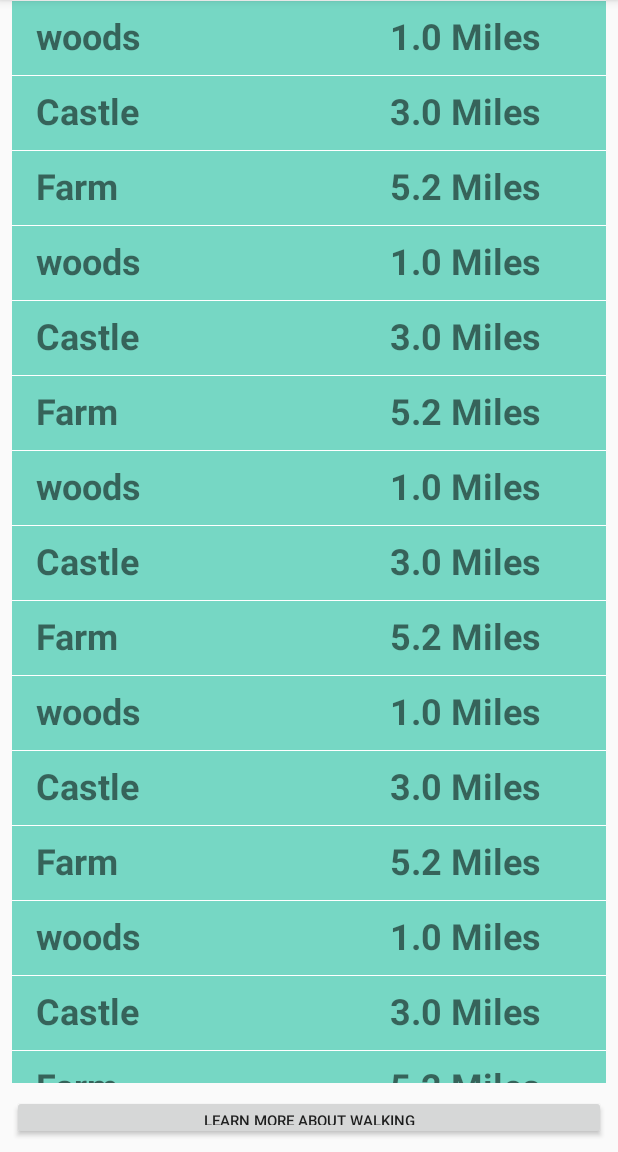
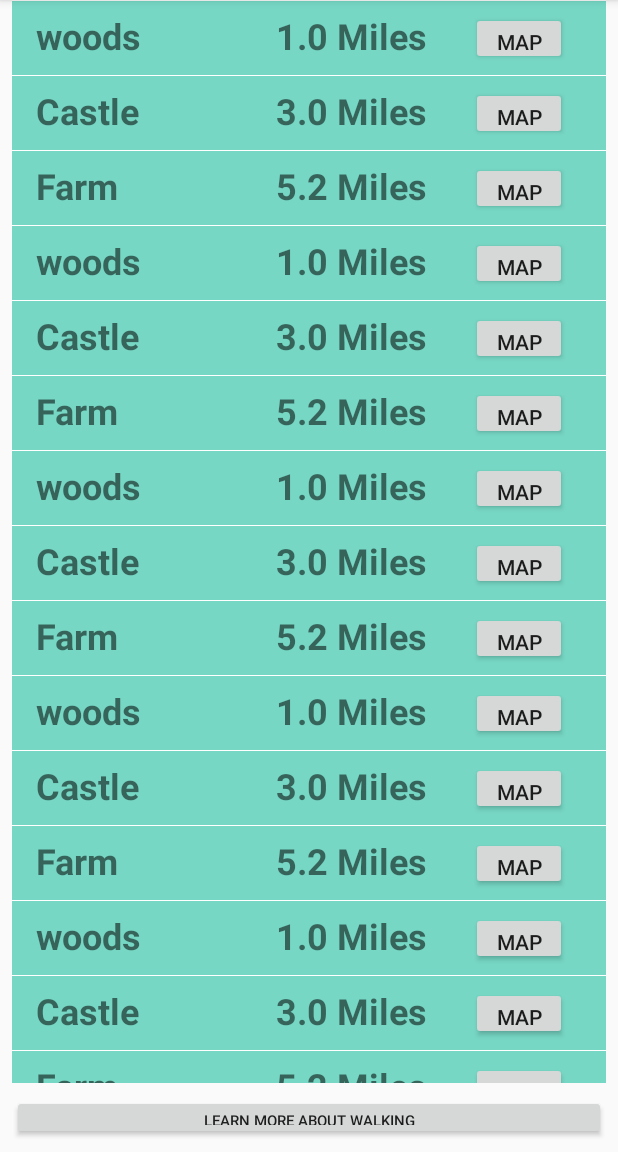
Before and after one commit to RJLgit/PracticeWalkingAPP, an Android app: the screen it shows after launch (MainActivity), on a phone screen of 412 x 824 dp, the part 84-1236 px from its top. Run offline under Robolectric (Android 15) with nearby library versions, the phone set to English and light mode, and no system bars.

Commit message:
Added first attempt at map button

```diff
--- a/app/src/main/java/com/example/android/practicewalkingapp/DummyData.java
+++ b/app/src/main/java/com/example/android/practicewalkingapp/DummyData.java
@@ -12,6 +12,7 @@ public class DummyData {
         // public static HashMap<String, Integer> walks;
         private static ArrayList<String> walks;
         private static ArrayList<Double> distances;
+        private static ArrayList<String> addresses;
         /**
          public static void populateMap() {
          walks = new HashMap<String, Integer>();
@@ -86,6 +87,30 @@ public class DummyData {
             distances.add(5.2);
             return distances;
         }
+
+        public static ArrayList<String> getAddresses() {
+            addresses = new ArrayList<String>();
+            addresses.add("Boston, UK");
+            addresses.add("Alnwick, UK");
+            addresses.add("1600 Pennsylvania Ave NW, Washington, DC 20500, USA");
+            addresses.add("Boston, UK");
+            addresses.add("Alnwick, UK");
+            addresses.add("Brighton, UK");
+            addresses.add("Boston, UK");
+            addresses.add("Alnwick, UK");
+            addresses.add("Brighton, UK");
+            addresses.add("Boston, UK");
+            addresses.add("Alnwick, UK");
+            addresses.add("Brighton, UK");
+            addresses.add("Boston, UK");
+            addresses.add("Alnwick, UK");
+            addresses.add("Brighton, UK");
+            addresses.add("Boston, UK");
+            addresses.add("Alnwick, UK");
+            addresses.add("Brighton, UK");
+            return addresses;
+
+        }
 /**
  public static HashMap<String, Integer> getAllData() {
  walks = new HashMap<String, Integer>();
--- a/app/src/main/java/com/example/android/practicewalkingapp/MainActivity.java
+++ b/app/src/main/java/com/example/android/practicewalkingapp/MainActivity.java
@@ -15,12 +15,15 @@ import android.view.MenuItem;
 import android.view.View;
 import android.widget.Button;
 
+import java.util.ArrayList;
+
 public class MainActivity extends AppCompatActivity implements MyAdapter.ListItemClickListener, SharedPreferences.OnSharedPreferenceChangeListener {
 
     private static final int NUM_OF_ITEMS = 18;
     private MyAdapter myAdapter;
     private RecyclerView mWalksList;
     private Button learnMoreButton;
+    private Button mapButton;
 
     @Override
     public void onSharedPreferenceChanged(SharedPreferences sharedPreferences, String s) {
@@ -134,6 +137,9 @@ public class MainActivity extends AppCompatActivity implements MyAdapter.ListIte
         myAdapter = new MyAdapter(this,this);
 
         mWalksList.setAdapter(myAdapter);
+
+
+
         learnMoreButton = (Button) findViewById(R.id.learnbutton);
         learnMoreButton.setOnClickListener(new View.OnClickListener() {
             @Override
--- a/app/src/main/java/com/example/android/practicewalkingapp/MyAdapter.java
+++ b/app/src/main/java/com/example/android/practicewalkingapp/MyAdapter.java
@@ -3,12 +3,14 @@ package com.example.android.practicewalkingapp;
 import android.content.Context;
 import android.content.Intent;
 import android.content.SharedPreferences;
+import android.net.Uri;
 import android.preference.PreferenceManager;
 import android.support.annotation.NonNull;
 import android.support.v7.widget.RecyclerView;
 import android.view.LayoutInflater;
 import android.view.View;
 import android.view.ViewGroup;
+import android.widget.Button;
 import android.widget.TextView;
 import android.widget.Toast;
 
@@ -21,12 +23,14 @@ public class MyAdapter extends RecyclerView.Adapter<MyAdapter.MyViewHolder> {
         mListItemClickListener = listItemClickListener;
         WALKS_DATA = DummyData.getWalks();
         DISTANCE_DATA = DummyData.getDistances();
+        ADDRESS_DATA = DummyData.getAddresses();
         mNumberItems = WALKS_DATA.size();
         c = context;
     }
   //  public static final HashMap<String, Integer> MAP_DATA = DummyData.getAllData();
     public static ArrayList<String> WALKS_DATA;
     public static ArrayList<Double> DISTANCE_DATA;
+    public static ArrayList<String> ADDRESS_DATA;
     private int mNumberItems;
     final private ListItemClickListener mListItemClickListener;
     private Context c;
@@ -65,7 +69,7 @@ public class MyAdapter extends RecyclerView.Adapter<MyAdapter.MyViewHolder> {
 
     @Override
     public void onBindViewHolder(@NonNull MyAdapter.MyViewHolder holder, int position) {
-        holder.bind(WALKS_DATA.get(position), DISTANCE_DATA.get(position));
+        holder.bind(WALKS_DATA.get(position), DISTANCE_DATA.get(position), ADDRESS_DATA.get(position));
     }
 
     @Override
@@ -76,21 +80,41 @@ public class MyAdapter extends RecyclerView.Adapter<MyAdapter.MyViewHolder> {
     class MyViewHolder extends RecyclerView.ViewHolder implements View.OnClickListener {
         TextView typeOfWalkView;
         TextView distanceOfWalkView;
+        Button mapButton;
+        String addressData;
 
         public MyViewHolder(View itemView) {
             super(itemView);
             typeOfWalkView = (TextView) itemView.findViewById(R.id.walk_text_view);
             distanceOfWalkView = (TextView) itemView.findViewById(R.id.distance_text_view);
+            addressData = "1600 Ampitheatre Parkway, CA";
+            mapButton = (Button) itemView.findViewById(R.id.mapButton);
+            mapButton.setOnClickListener(new View.OnClickListener() {
+                @Override
+                public void onClick(View view) {
+                    String add = addressData;
+                    Uri.Builder builder = new Uri.Builder();
+                    builder.scheme("geo").path("0,0").query(add);
+                    Uri addressUri = builder.build();
+                    Intent intent = new Intent(Intent.ACTION_VIEW);
+                    intent.setData(addressUri);
+                    c.startActivity(intent);
+
+
+                }
+            });
             itemView.setOnClickListener(this);
 
         }
 
-        void bind(String s, Double i) {
+        void bind(String s, Double i, String a) {
             SharedPreferences sharedPreferences = PreferenceManager.getDefaultSharedPreferences(c);
             String units = " " + sharedPreferences.getString(c.getResources().getString(R.string.settings_units_key), c.getResources().getString(R.string.pref_units_miles));
 
             typeOfWalkView.setText(s);
             distanceOfWalkView.setText(String.valueOf(i) + units);
+            addressData = a;
+
         }
 
         @Override
--- a/app/src/main/res/layout/recycler_view_item.xml
+++ b/app/src/main/res/layout/recycler_view_item.xml
@@ -24,14 +24,15 @@
 
     <TextView
         android:id="@+id/distance_text_view"
-        android:layout_width="120dp"
+        android:layout_width="103dp"
         android:layout_height="31dp"
-        android:layout_marginEnd="24dp"
-android:textSize="24dp"
+        android:layout_marginLeft="12dp"
+        android:layout_marginStart="12dp"
+        android:text="@string/distance_walked"
+        android:textSize="24dp"
         android:textStyle="bold"
-        android:text="@string/distance_walked"
         app:layout_constraintBaseline_toBaselineOf="@+id/walk_text_view"
-        app:layout_constraintEnd_toEndOf="parent" />
+        app:layout_constraintStart_toEndOf="@+id/walk_text_view" />
 
     <View
         android:layout_width="match_parent"
@@ -39,4 +40,18 @@ android:textSize="24dp"
         android:background="#FFFFFF"
         app:layout_constraintBaseline_toBaselineOf="parent"/>
 
+    <Button
+        android:id="@+id/mapButton"
+        android:layout_width="64dp"
+        android:layout_height="35dp"
+        android:layout_marginEnd="8dp"
+        android:layout_marginLeft="8dp"
+        android:layout_marginRight="8dp"
+        android:layout_marginStart="8dp"
+        android:layout_marginTop="8dp"
+        android:text="Map"
+        app:layout_constraintEnd_toEndOf="parent"
+        app:layout_constraintStart_toEndOf="@+id/distance_text_view"
+        app:layout_constraintTop_toTopOf="parent" />
+
 </android.support.constraint.ConstraintLayout>
```
